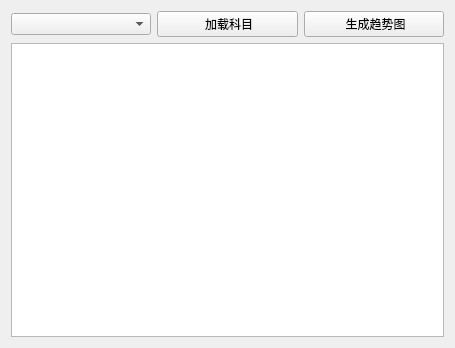
The window that student/ScoreChartWidget.ui (Azulfufu/Qt-student-performance) describes before a commit, drawn with Qt 5.
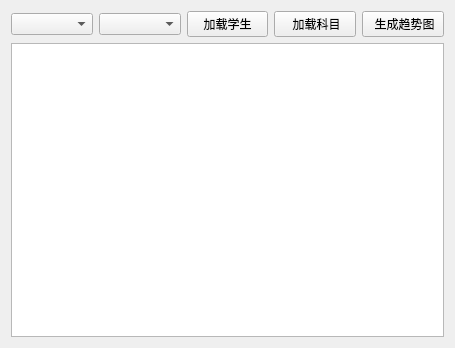
The same window after the commit.

Commit message: 修改图表筛选逻辑；增加学生+科目查询成绩数据

Diff of the .ui file:
```diff
--- a/student/ScoreChartWidget.ui
+++ b/student/ScoreChartWidget.ui
@@ -19,6 +19,16 @@
      <item>
       <widget class="QComboBox" name="cbCourse"/>
      </item>
+     <item>
+      <widget class="QComboBox" name="cbStudent"/>
+     </item>
+     <item>
+      <widget class="QPushButton" name="btnLoadStudents">
+       <property name="text">
+        <string>加载学生</string>
+       </property>
+      </widget>
+     </item>
      <item>
       <widget class="QPushButton" name="btnLoadCourses">
        <property name="text">
```
The commit also changes 4 other files.
